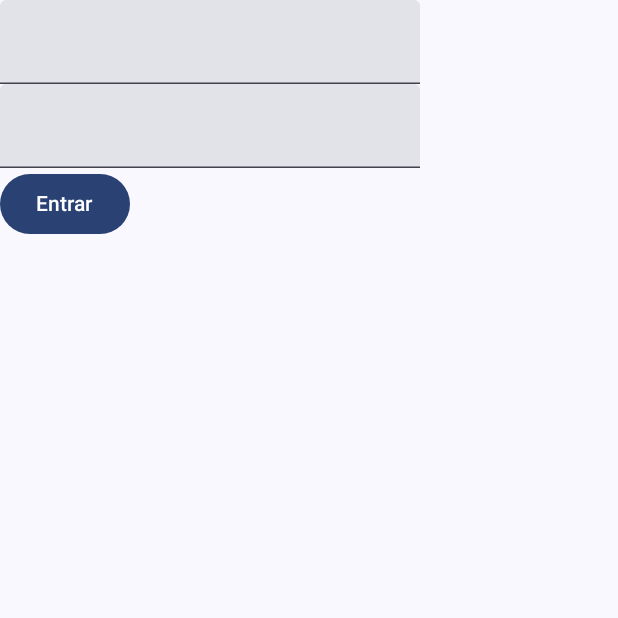
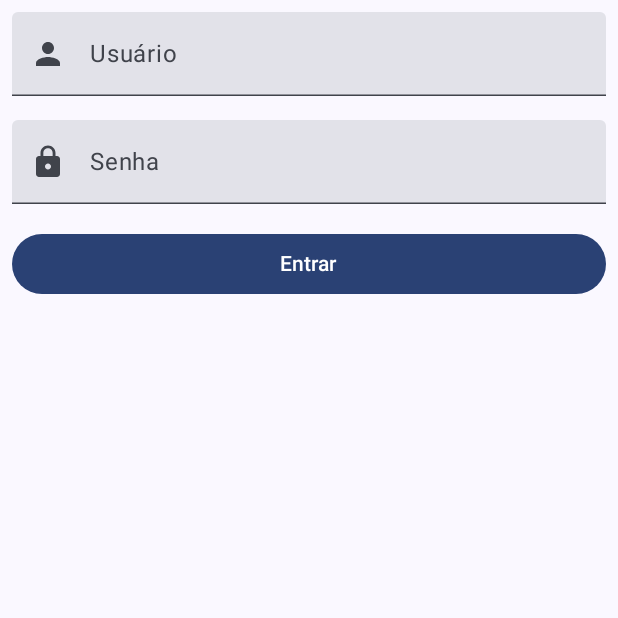
Before and after one commit to tiagoaraujo00/loginAuthcompose, an Android app built with Jetpack Compose: the screen it shows after launch (MainActivity), after a tap on "Entrar", on a phone screen of 412 x 824 dp, the top half of it. Run offline under Robolectric (Android 15) with nearby library versions, the phone set to English and light mode, and no system bars.

Commit message:
style: add style

```diff
--- a/app/src/main/java/com/tiago/loguinauthcompose/MainActivity.kt
+++ b/app/src/main/java/com/tiago/loguinauthcompose/MainActivity.kt
@@ -1,12 +1,19 @@
 package com.tiago.loguinauthcompose
 
 import android.os.Bundle
+import android.util.Log
 import androidx.activity.ComponentActivity
 import androidx.activity.compose.setContent
 import androidx.compose.foundation.layout.Column
 import androidx.compose.foundation.layout.fillMaxSize
+import androidx.compose.foundation.layout.fillMaxWidth
+import androidx.compose.foundation.layout.padding
+import androidx.compose.material.icons.Icons
+import androidx.compose.material.icons.filled.Lock
+import androidx.compose.material.icons.filled.Person
 import androidx.compose.material3.Button
 import androidx.compose.material3.ExperimentalMaterial3Api
+import androidx.compose.material3.Icon
 import androidx.compose.material3.MaterialTheme
 import androidx.compose.material3.Surface
 import androidx.compose.material3.Text
@@ -19,6 +26,7 @@ import androidx.compose.runtime.setValue
 import androidx.compose.ui.Modifier
 import androidx.compose.ui.text.input.PasswordVisualTransformation
 import androidx.compose.ui.tooling.preview.Preview
+import androidx.compose.ui.unit.dp
 import com.tiago.loguinauthcompose.ui.theme.LoguinAuthComposeTheme
 
 class MainActivity : ComponentActivity() {
@@ -30,7 +38,9 @@ class MainActivity : ComponentActivity() {
                     modifier = Modifier.fillMaxSize(),
                     color = MaterialTheme.colorScheme.background,
                 ) {
-                    AuthScreen()
+                    AuthScreen(onEnterClick = {
+                        Log.i("MainActivity", "onCreate: $it")
+                    })
                 }
             }
         }
@@ -39,7 +49,7 @@ class MainActivity : ComponentActivity() {
 
 @OptIn(ExperimentalMaterial3Api::class)
 @Composable
-fun AuthScreen() {
+fun AuthScreen(onEnterClick: (User) -> Unit) {
     Column {
         var username by remember {
             mutableStateOf("")
@@ -47,15 +57,53 @@ fun AuthScreen() {
         var password by remember {
             mutableStateOf("")
         }
-        TextField(value = username,
+        TextField(
+            value = username,
             onValueChange = {
                 username = it
-            })
-        TextField(value = password,
+            },
+            Modifier
+                .padding(8.dp)
+                .fillMaxWidth(),
+            label = {
+                Text("Usuário")
+            },
+            leadingIcon = {
+                Icon(
+                    imageVector = Icons.Default.Person,
+                    contentDescription = "Representa o usuário"
+                )
+            }
+        )
+        TextField(
+            value = password,
             onValueChange = {
                 password = it
-            }, visualTransformation = PasswordVisualTransformation())
-        Button(onClick = { /*TODO*/ }) {
+            },
+            Modifier
+                .padding(8.dp)
+                .fillMaxWidth(),
+            label = {
+                Text(text = "Senha")
+            },
+            leadingIcon = {
+                Icon(imageVector = Icons.Default.Lock, contentDescription = "Representa a Senha")
+            },
+            visualTransformation = PasswordVisualTransformation()
+        )
+        Button(
+            onClick = {
+                onEnterClick(
+                    User(
+                        username,
+                        password
+                    )
+                )
+            },
+            Modifier
+                .padding(8.dp)
+                .fillMaxWidth(),
+        ) {
             Text(text = "Entrar")
         }
     }
@@ -69,7 +117,7 @@ fun AuthScreenPreview() {
             modifier = Modifier.fillMaxSize(),
             color = MaterialTheme.colorScheme.background,
         ) {
-            AuthScreen()
+            AuthScreen( onEnterClick = {})
         }
     }
 }
--- /dev/null
+++ b/app/src/main/java/com/tiago/loguinauthcompose/User.kt
@@ -0,0 +1,6 @@
+package com.tiago.loguinauthcompose
+
+data class User(
+    val username: String,
+    val password: String
+)
```
